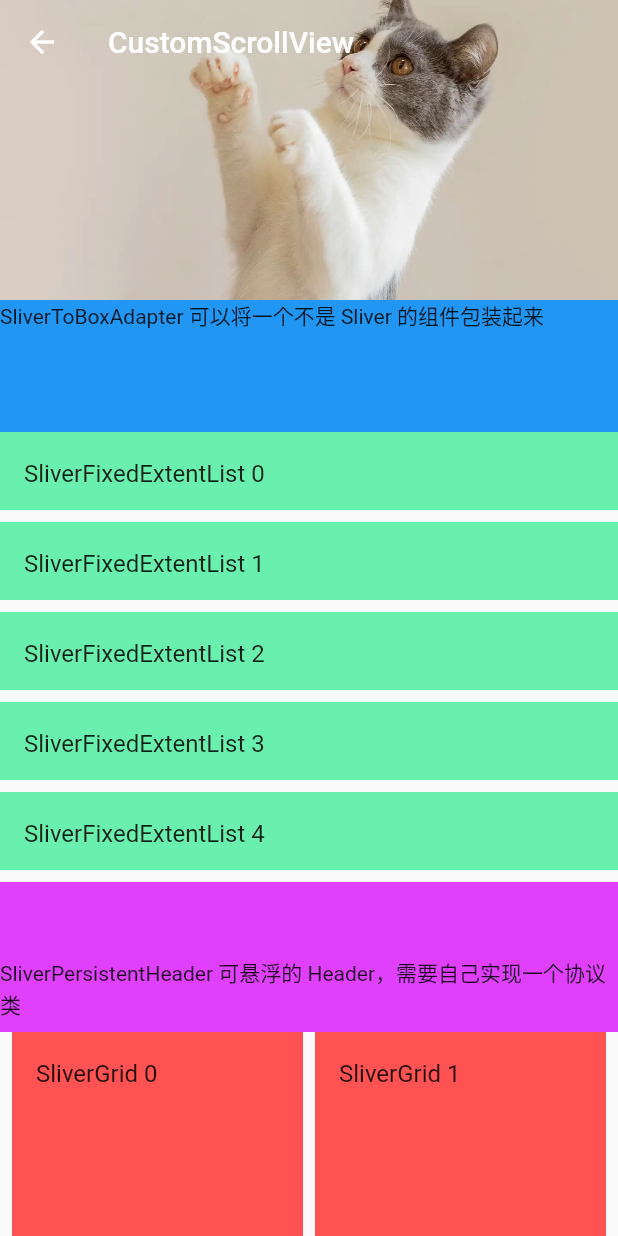
After one commit to xxxIxxxx/flutter_ddup, a Flutter app: the CustomScrollViewPage screen opened by its route, on a phone screen of 412 x 824 dp. The commit adds this screen. Run offline on Flutter 3.47's test engine with Material 2 defaults, Android fonts, the phone set to English and light mode, and no system bars; our stand-ins replace fluro.

Commit message:
CustomScrollView Sliver 悬浮 NavBar Header 自定义滚动视图

```diff
--- a/lib/app/home_page.dart
+++ b/lib/app/home_page.dart
@@ -234,6 +234,14 @@ class _MyHomePageState extends State<MyHomePage> {
             },
             child: const Text("TabBarView,DefaultTabController 选项卡视图"),
           ),
+          TextButton(
+            onPressed: () {
+              Application.router.navigateTo(context, Routes.customScrollView,
+                  transition: TransitionType.native);
+            },
+            child:
+                const Text("CustomScrollView Sliver 悬浮 NavBar Header 自定义滚动视图"),
+          ),
         ],
       ),
     );
--- /dev/null
+++ b/lib/class/CustomScrollView和Slivers/custom_scroll_view_page.dart
@@ -0,0 +1,105 @@
+import 'package:flutter/material.dart';
+import 'package:flutter_ddup/class/CustomScrollView%E5%92%8CSlivers/sliver_header_delegate.dart';
+import 'package:flutter_ddup/gen/assets.gen.dart';
+
+class CustomScrollViewPage extends StatefulWidget {
+  const CustomScrollViewPage({Key? key}) : super(key: key);
+
+  @override
+  _CustomScrollViewPageState createState() => _CustomScrollViewPageState();
+}
+
+class _CustomScrollViewPageState extends State<CustomScrollViewPage> {
+  @override
+  Widget build(BuildContext context) {
+    var sliverAppBar = SliverAppBar(
+      pinned: true,
+      title: const Text('CustomScrollView'),
+      expandedHeight: 200.0,
+      flexibleSpace: FlexibleSpaceBar(
+          // Assets.images.cat.image(height: 100, width: 100, fit: BoxFit.cover),
+          background: Assets.images.cat.image(fit: BoxFit.cover)),
+    );
+
+    var listView = SliverFixedExtentList(
+        delegate: SliverChildBuilderDelegate(
+            (context, index) => Container(
+                  margin: const EdgeInsets.fromLTRB(0, 0, 0, 8),
+                  color: Colors.greenAccent,
+                  child: ListTile(
+                    title: Text("SliverFixedExtentList $index"),
+                  ),
+                ),
+            childCount: 5),
+        itemExtent: 60);
+
+    var gridView = SliverGrid(
+      delegate: SliverChildListDelegate(
+        List.generate(
+            5,
+            (index) => Container(
+                  color: Colors.redAccent,
+                  child: ListTile(title: Text("SliverGrid $index")),
+                )),
+      ),
+      gridDelegate: const SliverGridDelegateWithFixedCrossAxisCount(
+          crossAxisCount: 2, mainAxisSpacing: 8, crossAxisSpacing: 8),
+    );
+
+    var sliverList = SliverList(
+        delegate: SliverChildListDelegate(
+      List.generate(
+          25,
+          (index) => Container(
+                margin: const EdgeInsets.symmetric(vertical: 8),
+                color: Colors.amber,
+                child: ListTile(title: Text("SliverList $index")),
+              )),
+    ));
+
+    return Scaffold(
+      // appBar: AppBar(
+      //   title: const Text('CustomScrollView'),
+      // ),
+      body: CustomScrollView(
+        slivers: <Widget>[
+          sliverAppBar,
+          SliverToBoxAdapter(
+            child: Container(
+              color: Colors.blue,
+              height: 88,
+              child: const Text("SliverToBoxAdapter 可以将一个不是 Sliver 的组件包装起来"),
+            ),
+          ),
+          listView,
+          SliverPersistentHeader(
+              pinned: true,
+              delegate: SliverHeaderDelegate(
+                  maxHeight: 100,
+                  minHeight: 100,
+                  child: Container(
+                    padding: const EdgeInsets.fromLTRB(0, 50, 0, 0),
+                    color: Colors.purpleAccent,
+                    child: const Text(
+                        "SliverPersistentHeader 可悬浮的 Header，需要自己实现一个协议类"),
+                  ))),
+          // SliverPadding 子组件必须也是 Sliver·
+          SliverPadding(
+              padding: const EdgeInsets.fromLTRB(8, 0, 8, 0), sliver: gridView),
+          SliverPersistentHeader(
+              pinned: true,
+              delegate: SliverHeaderDelegate(
+                  maxHeight: 100,
+                  minHeight: 100,
+                  child: Container(
+                    padding: const EdgeInsets.fromLTRB(0, 50, 0, 0),
+                    color: Colors.purpleAccent,
+                    child: const Text(
+                        "SliverPersistentHeader 可悬浮的 Header，需要自己实现一个协议类"),
+                  ))),
+          SliverOpacity(opacity: 0.3, sliver: sliverList),
+        ],
+      ),
+    );
+  }
+}
--- a/lib/route/route_handlers.dart
+++ b/lib/route/route_handlers.dart
@@ -5,6 +5,7 @@ import '../class/Align,Center对齐与相对定位/align_center_page.dart';
 import '../class/AnimatedList插入删除增加动画/animated_list_page.dart';
 import '../class/Clip剪切组件/clip_page.dart';
 import '../class/Container组件/container_page.dart';
+import '../class/CustomScrollView和Slivers/custom_scroll_view_page.dart';
 import '../class/DecoratedBox装饰容器渐变边框等/decorated_box_page.dart';
 import '../class/ElevatedButton,TextButton,OutlinedButton,IconButton按钮/button_page.dart';
 import '../class/FittedBox空间适配/fitted_box_page.dart';
@@ -187,3 +188,8 @@ var tabBarViewHandeler = Handler(
     handlerFunc: (BuildContext? context, Map<String, List<String>> params) {
   return const TabBarViewPage();
 });
+
+var customScrollViewHandeler = Handler(
+    handlerFunc: (BuildContext? context, Map<String, List<String>> params) {
+  return const CustomScrollViewPage();
+});
--- a/lib/route/routes.dart
+++ b/lib/route/routes.dart
@@ -36,6 +36,7 @@ class Routes {
   static String gridView = "/gridView";
   static String pageView = "/pageView";
   static String tabBarView = "/tabBarView";
+  static String customScrollView = "/customScrollView";
 
   static void configureRoutes(FluroRouter router) {
     router.notFoundHandler = Handler(
@@ -74,5 +75,6 @@ class Routes {
     router.define(gridView, handler: gridViewHandeler);
     router.define(pageView, handler: pageViewHandeler);
     router.define(tabBarView, handler: tabBarViewHandeler);
+    router.define(customScrollView, handler: customScrollViewHandeler);
   }
 }
```
Also changed, not shown: lib/class/CustomScrollView和Slivers/sliver_header_delegate.dart (added, +46 -0 lines).
